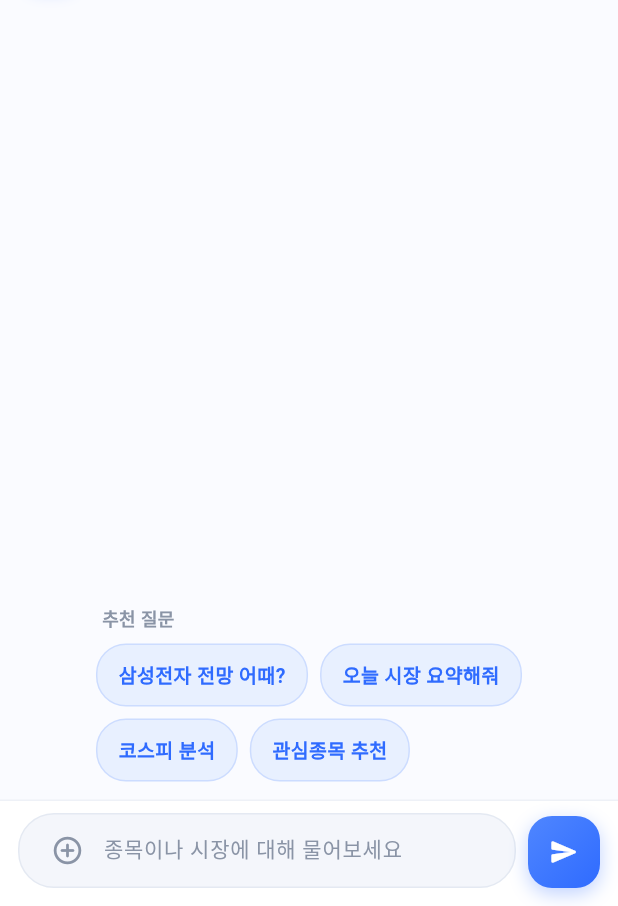
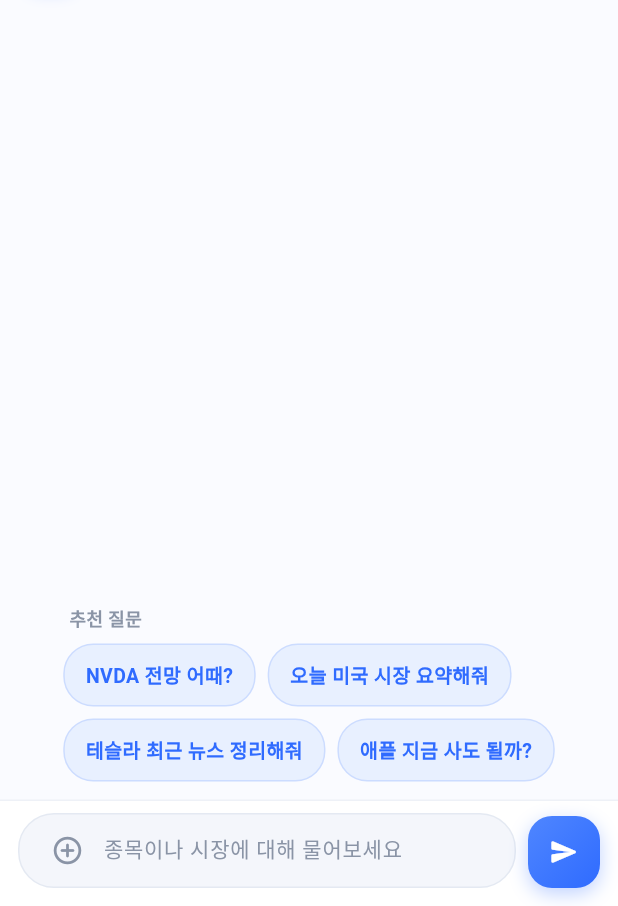
Before and after one commit to dmu-stock/FE, a Flutter app: the ChatScreen screen opened directly, after a tap on the "send" icon, on a phone screen of 412 x 824 dp, the part 330-1236 px from its top. Run offline on Flutter 3.47's test engine with Material 3 defaults, Android fonts, the phone set to English and light mode, and no system bars; network calls fail; statements that could not run were skipped.

Commit message:
feat(chat): 채팅을 실제 AI 에이전트(POST /chat)에 연결
Future.delayed(1200ms) 후 정해진 문구를 뱉던 목업을 실제 API로 교체.

_sendMessage()
  ChatService.send(message, sessionId) 호출로 변경.
  try / on ApiException / finally 구조로 감싸 실패 시 isError 말풍선에
  userMessage를 넣는다. 기존 _isTyping + TypingIndicator를 그대로 로딩
  표시로 재사용 — 이미 구현돼 있어 추가 위젯이 필요 없었다.

  연타 방지: trimmed.isEmpty || _isTyping이면 즉시 리턴.
  기존에는 응답 대기 중에도 계속 전송할 수 있었다.

새로고침 버튼
  서버가 session_id 기준으로 대화 메모리를 유지하므로, 로컬 리스트만
  비우면 봇은 지워진 내용을 계속 참조한다. startNewChatSession()으로
  세션 ID를 새로 발급해야 진짜 초기화가 된다.

추천 질문
  보유 종목이 있으면 실제 티커로 생성한다.
    AMD 전망 어때? / 오늘 미국 시장 요약해줘 /
    MSFT 최근 뉴스 정리해줘 /
    내 보유 종목 AMD, MSFT, TSLA 중에 뭐가 제일 괜찮아?
  비어 있으면 백엔드가 다루는 미국 우량주 기본 문구로 폴백.
  기존 문구(삼성전자·코스피)는 API가 처리할 수 없는 종목이었다.

didChangeDependencies에서 AppState의 대기 중인 질문을 꺼내 자동 전송한다.
분석 시트의 "챗봇에 묻기"가 이 경로를 쓴다.

입력창 위에 ColdStartBanner 배치.

Co-Authored-By: Claude Opus 5 (1M context) <noreply@anthropic.com>

```diff
--- a/lib/screens/chat_screen.dart
+++ b/lib/screens/chat_screen.dart
@@ -1,6 +1,10 @@
 import 'package:flutter/material.dart';
+import '../core/api_exception.dart';
 import '../main.dart';
 import '../models/chat_message.dart';
+import '../services/chat_service.dart';
+import '../state/app_scope.dart';
+import '../widgets/cold_start_banner.dart';
 import '../widgets/message_bubble.dart';
 import '../widgets/typing_indicator.dart';
 
@@ -19,7 +23,8 @@ class _ChatScreenState extends State<ChatScreen> {
   final List<ChatMessage> _messages = [
     ChatMessage(
       sender: Sender.bot,
-      text: '안녕하세요! 감자비(GamJabi)입니다 🥔\n'
+      text:
+          '안녕하세요! 감자비(GamJabi)입니다 🥔\n'
           '관심있는 종목이나 시장 분석이 필요하신가요?\n'
           '무엇이든 편하게 물어보세요!',
     ),
@@ -27,12 +32,38 @@ class _ChatScreenState extends State<ChatScreen> {
 
   bool _isTyping = false;
 
-  final List<String> _suggestions = [
-    '삼성전자 전망 어때?',
-    '오늘 시장 요약해줘',
-    '코스피 분석',
-    '관심종목 추천',
+  /// Prompts built from what the user actually holds, falling back to the
+  /// blue chips the backend covers when the watchlist is empty.
+  List<String> get _suggestions {
+    final holdings = AppScope.of(context).holdings;
+    if (holdings.isEmpty) {
+      return const [
+        'NVDA 전망 어때?',
+        '오늘 미국 시장 요약해줘',
+        '테슬라 최근 뉴스 정리해줘',
+        '애플 지금 사도 될까?',
       ];
+    }
+    final tickers = holdings.take(3).map((h) => h.ticker).toList();
+    return [
+      '${tickers.first} 전망 어때?',
+      '오늘 미국 시장 요약해줘',
+      if (tickers.length > 1) '${tickers[1]} 최근 뉴스 정리해줘',
+      '내 보유 종목 ${tickers.join(', ')} 중에 뭐가 제일 괜찮아?',
+    ];
+  }
+
+  @override
+  void didChangeDependencies() {
+    super.didChangeDependencies();
+    // Another screen may have queued a question (e.g. 챗봇에 묻기 on the
+    // analysis sheet). Send it once the tab is actually showing.
+    final queued = AppScope.of(context).takePendingChatMessage();
+    if (queued == null) return;
+    WidgetsBinding.instance.addPostFrameCallback((_) {
+      if (mounted) _sendMessage(queued);
+    });
+  }
 
   @override
   void dispose() {
@@ -55,29 +86,38 @@ class _ChatScreenState extends State<ChatScreen> {
   }
 
   Future<void> _sendMessage(String text) async {
-    if (text.trim().isEmpty) return;
+    final trimmed = text.trim();
+    // Guard against a double tap while a reply is still in flight.
+    if (trimmed.isEmpty || _isTyping) return;
+
+    final state = AppScope.read(context);
 
     setState(() {
-      _messages.add(ChatMessage(sender: Sender.user, text: text.trim()));
+      _messages.add(ChatMessage(sender: Sender.user, text: trimmed));
       _isTyping = true;
     });
     _textController.clear();
     _scrollToBottom();
 
-    await Future.delayed(const Duration(milliseconds: 1200));
-
+    try {
+      final reply = await ChatService(
+        state.api,
+      ).send(message: trimmed, sessionId: state.chatSessionId);
       if (!mounted) return;
       setState(() {
-      _isTyping = false;
+        _messages.add(ChatMessage(sender: Sender.bot, text: reply));
+      });
+    } on ApiException catch (e) {
+      if (!mounted) return;
+      setState(() {
         _messages.add(
-        ChatMessage(
-          sender: Sender.bot,
-          text: '"${text.trim()}"에 대한 분석을 준비 중이에요.\n'
-              '곧 예측 모델과 연결될 예정입니다 📈',
-        ),
+          ChatMessage(sender: Sender.bot, text: e.userMessage, isError: true),
         );
       });
+    } finally {
+      if (mounted) setState(() => _isTyping = false);
       _scrollToBottom();
+    }
   }
 
   @override
@@ -101,6 +141,7 @@ class _ChatScreenState extends State<ChatScreen> {
               ),
             ),
             if (_messages.length <= 1) _buildSuggestions(),
+            const ColdStartBanner(),
             _buildInputBar(),
           ],
         ),
@@ -131,7 +172,7 @@ class _ChatScreenState extends State<ChatScreen> {
               borderRadius: BorderRadius.circular(12),
               boxShadow: [
                 BoxShadow(
-                  color: GamJabiApp.primaryBlue.withOpacity(0.3),
+                  color: GamJabiApp.primaryBlue.withValues(alpha: 0.3),
                   blurRadius: 10,
                   offset: const Offset(0, 3),
                 ),
@@ -184,10 +225,17 @@ class _ChatScreenState extends State<ChatScreen> {
       ),
       actions: [
         IconButton(
-          icon: const Icon(Icons.refresh_rounded,
-              color: GamJabiApp.textDark, size: 22),
+          icon: const Icon(
+            Icons.refresh_rounded,
+            color: GamJabiApp.textDark,
+            size: 22,
+          ),
           onPressed: () {
+            // The server keeps conversation memory per session_id, so clearing
+            // only the local list would leave the bot still remembering.
+            AppScope.read(context).startNewChatSession();
             setState(() {
+              _isTyping = false;
               _messages.clear();
               _messages.add(
                 ChatMessage(
@@ -199,8 +247,11 @@ class _ChatScreenState extends State<ChatScreen> {
           },
         ),
         IconButton(
-          icon: const Icon(Icons.more_vert_rounded,
-              color: GamJabiApp.textDark, size: 22),
+          icon: const Icon(
+            Icons.more_vert_rounded,
+            color: GamJabiApp.textDark,
+            size: 22,
+          ),
           onPressed: () {},
         ),
         const SizedBox(width: 4),
@@ -234,12 +285,14 @@ class _ChatScreenState extends State<ChatScreen> {
                 borderRadius: BorderRadius.circular(20),
                 child: Container(
                   padding: const EdgeInsets.symmetric(
-                      horizontal: 14, vertical: 10),
+                    horizontal: 14,
+                    vertical: 10,
+                  ),
                   decoration: BoxDecoration(
                     color: GamJabiApp.softBlue,
                     borderRadius: BorderRadius.circular(20),
                     border: Border.all(
-                      color: GamJabiApp.primaryBlue.withOpacity(0.15),
+                      color: GamJabiApp.primaryBlue.withValues(alpha: 0.15),
                     ),
                   ),
                   child: Text(
@@ -264,9 +317,7 @@ class _ChatScreenState extends State<ChatScreen> {
       padding: const EdgeInsets.fromLTRB(12, 8, 12, 12),
       decoration: const BoxDecoration(
         color: Colors.white,
-        border: Border(
-          top: BorderSide(color: Color(0xFFEEF1F7), width: 1),
-        ),
+        border: Border(top: BorderSide(color: Color(0xFFEEF1F7), width: 1)),
       ),
       child: Row(
         crossAxisAlignment: CrossAxisAlignment.end,
@@ -332,7 +383,7 @@ class _ChatScreenState extends State<ChatScreen> {
                 borderRadius: BorderRadius.circular(16),
                 boxShadow: [
                   BoxShadow(
-                    color: GamJabiApp.primaryBlue.withOpacity(0.3),
+                    color: GamJabiApp.primaryBlue.withValues(alpha: 0.3),
                     blurRadius: 10,
                     offset: const Offset(0, 4),
                   ),
```
Lines whose indentation alone changed are shown as unchanged.
